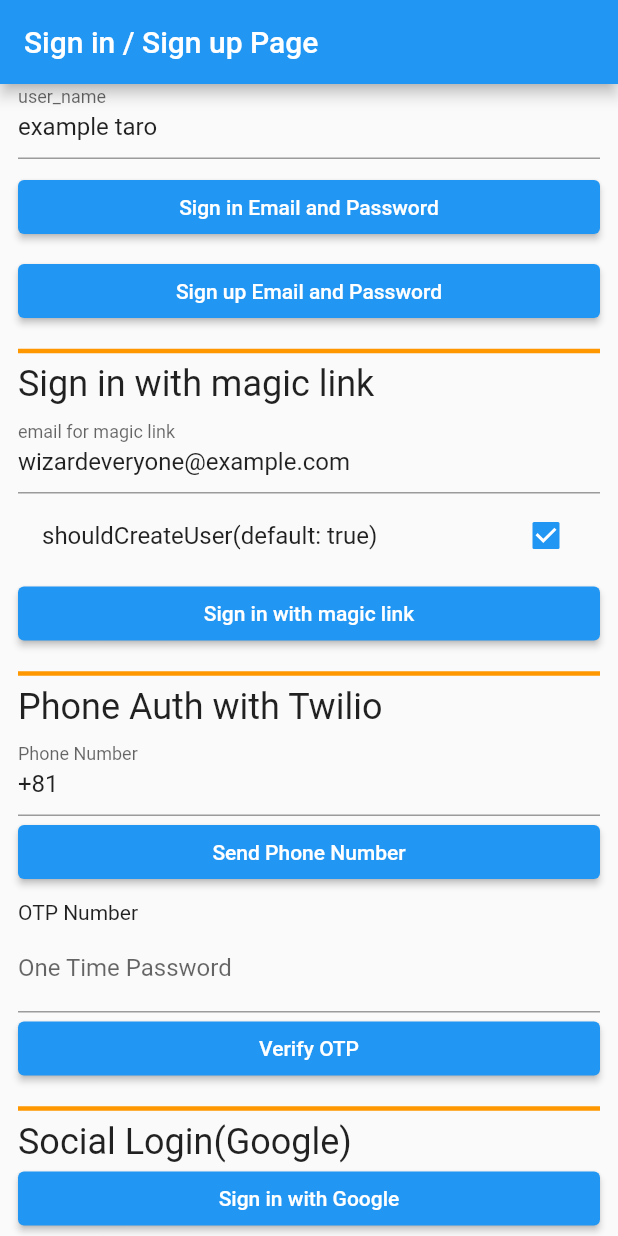
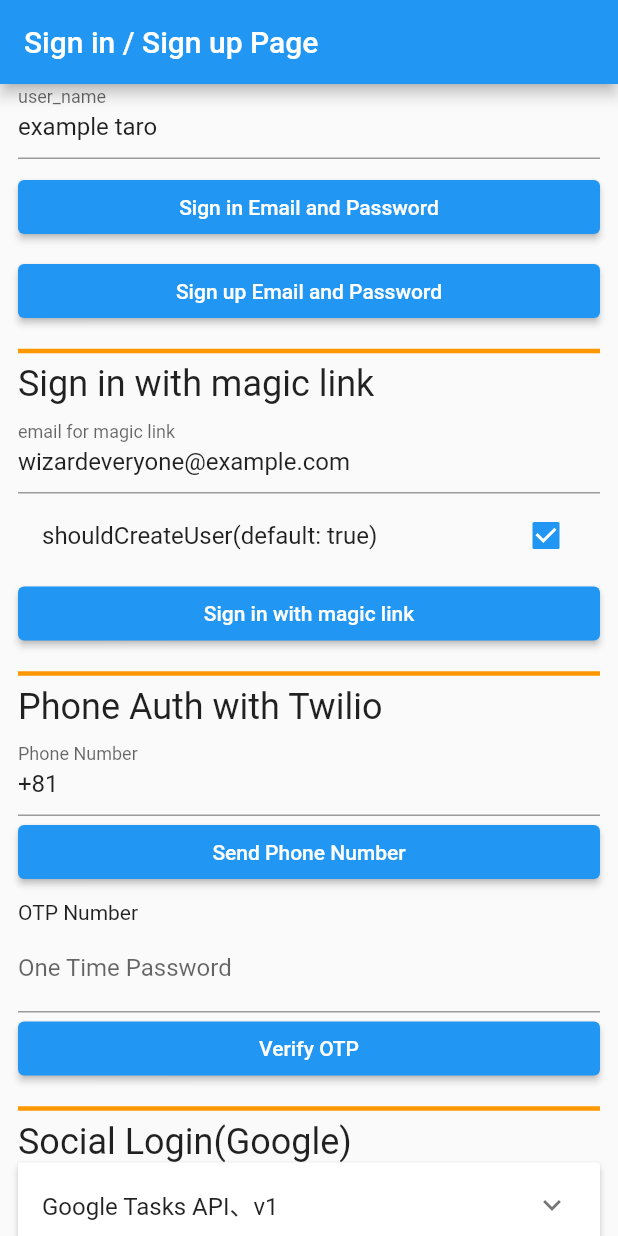
Before and after one commit to Pregum/authentication_sample_with_supabase_flutter, a Flutter app: the screen it shows after launch, scrolled down 325 dp, on a phone screen of 412 x 824 dp. Run offline on Flutter 3.47's test engine with Material 2 defaults, Android fonts, the light colour scheme and no system bars; our stand-ins replace auto_size_text, flutter_dotenv, flutter_hooks, gap, google_sign_in, supabase_flutter; accounts and stored records are empty.

Commit message:
update: google sign in のよく使いそうなオプションを追加

```diff
--- /dev/null
+++ b/lib/components/google_signin_container.dart
@@ -0,0 +1,93 @@
+import 'package:authentication_sample_with_supabase_flutter/utils/google_sign_in_option_util.dart';
+import 'package:auto_size_text/auto_size_text.dart';
+import 'package:flutter/material.dart';
+import 'package:flutter_hooks/flutter_hooks.dart';
+
+class GoogleSigninContainer extends HookWidget {
+  final bool isLoading;
+  final Function()? onPressed;
+  final List<String> selectedScopes;
+  final Function(bool?, String)? onChangedScopeUrl;
+
+  const GoogleSigninContainer({
+    super.key,
+    required this.isLoading,
+    required this.selectedScopes,
+    this.onPressed,
+    this.onChangedScopeUrl,
+  });
+
+  @override
+  Widget build(BuildContext context) {
+    final options = getPartOfOptions();
+    final isExPandedList = useState(
+        List<bool>.generate(getPartOfOptions().length, (index) => false));
+    return Column(
+      children: [
+        ExpansionPanelList(
+          children: [
+            for (int i = 0; i < options.length; i++)
+              // ...getPartOfOptions().map(
+              //   (optionList) {
+              // return ExpansionPanel(
+              ExpansionPanel(
+                isExpanded: isExPandedList.value[i],
+                canTapOnHeader: true,
+                headerBuilder: (BuildContext context, bool isExpanded) {
+                  return ListTile(
+                    title: Text(options[i].name),
+                    onTap: () {
+                      final li = List<bool>.of(isExPandedList.value);
+                      li[i] = !isExpanded;
+                      isExPandedList.value = li;
+                    },
+                  );
+                },
+                body: Column(
+                  children: [
+                    ...options[i].list.map(
+                      (e) {
+                        final option = e;
+                        final isChecked =
+                            selectedScopes.contains(option.scopeUrl);
+                        return CheckboxListTile(
+                          value: isChecked,
+                          onChanged: (value) =>
+                              onChangedScopeUrl?.call(value, option.scopeUrl),
+                          title: Text(option.scopeUrl),
+                          subtitle: Text(option.description),
+                        );
+                      },
+                    ).toList()
+                  ],
+                ),
+                // body: ListView.builder(
+                //   itemBuilder: (context, index) {
+                //     final option = optionList.list[index];
+                //     final isChecked =
+                //         selectedScopes.contains(option.scopeUrl);
+                //     // return CheckboxListTile(
+                //     //   value: isChecked,
+                //     //   onChanged: (value) =>
+                //     //       onChangedScopeUrl?.call(value, option.scopeUrl),
+                //     //   title: Text(option.scopeUrl),
+                //     //   subtitle: Text(option.description),
+                //     // );
+                //     return AutoSizeText('${option.scopeUrl}');
+                //   },
+                //   itemCount: optionList.list.length,
+                // ),
+                // );
+                // },
+                // ).toList(),
+              ),
+          ],
+        ),
+        ElevatedButton(
+          onPressed: onPressed?.call,
+          child: const Text('Sign in with Google'),
+        ),
+      ],
+    );
+  }
+}
--- a/lib/login_after_page.dart
+++ b/lib/login_after_page.dart
@@ -1,3 +1,5 @@
+import 'dart:convert';
+
 import 'package:flutter/material.dart';
 import 'package:gap/gap.dart';
 import 'package:google_sign_in/google_sign_in.dart';
@@ -16,7 +18,10 @@ class _LoginAfterPageState extends State<LoginAfterPage> {
   @override
   Widget build(BuildContext context) {
     final user = supabase.auth.currentSession!.user;
+    const encoder = JsonEncoder.withIndent('  ');
+    final prettyUserJson = encoder.convert(user);
     final userMetadata = user.userMetadata;
+    final appMetaData = encoder.convert(user.appMetadata);
     final avatarUrl = userMetadata?['avatar_url'] as String?;
     final userName = userMetadata?['user_name'] as String? ?? 'unknown name';
     // final userMetadataKeys =['email', 'email_verified', 'iss', 'full_name', 'provider_id', 'sub' , 'user_name'];
@@ -24,6 +29,7 @@ class _LoginAfterPageState extends State<LoginAfterPage> {
     return Scaffold(
       appBar: AppBar(title: const Text('Login After')),
       body: ListView(
+      padding: const EdgeInsets.all(8.0),
         children: [
           SizedBox(
             height: 64,
@@ -34,7 +40,7 @@ class _LoginAfterPageState extends State<LoginAfterPage> {
           ),
           Text('user.name: $userName'),
           const Gap(18),
-          Text('user: $user'),
+          Text('user: $prettyUserJson'),
           const Gap(18),
           CheckboxListTile(
             title: const Text('Google SignIn の再ログイン時、アカウントを選択できるようにする'),
--- a/lib/login_page.dart
+++ b/lib/login_page.dart
@@ -1,6 +1,7 @@
 import 'dart:async';
 import 'dart:io';
 
+import 'package:authentication_sample_with_supabase_flutter/components/google_signin_container.dart';
 import 'package:flutter/material.dart';
 import 'package:gap/gap.dart';
 import 'package:google_sign_in/google_sign_in.dart';
@@ -8,7 +9,7 @@ import 'package:supabase_flutter/supabase_flutter.dart';
 import 'package:flutter_dotenv/flutter_dotenv.dart';
 
 import 'main.dart';
-import 'my_text_field.dart';
+import './components/my_text_field.dart';
 
 typedef FutureCallback<T> = Future<T> Function();
 
@@ -36,6 +37,7 @@ class _LoginPageState extends State<LoginPage> {
   late final String _googleClientId;
   late final String _googleWebClientId;
   late final String _googleClientIdIos;
+  final List<String> _selectedScopeUrls = [];
 
   @override
   void initState() {
@@ -167,10 +169,27 @@ class _LoginPageState extends State<LoginPage> {
               'Social Login(Google)',
               style: Theme.of(context).textTheme.headlineSmall,
             ),
-            ElevatedButton(
+            GoogleSigninContainer(
+              onChangedScopeUrl: (nextCheckValue, url) {
+                if (nextCheckValue == true) {
+                  setState(
+                    () {
+                      _selectedScopeUrls.add(url);
+                    },
+                  );
+                } else {
+                  setState(
+                    () {
+                      _selectedScopeUrls.remove(url);
+                    },
+                  );
+                }
+              },
+              selectedScopes: _selectedScopeUrls,
+              isLoading: _isLoading,
               onPressed: _isLoading ? null : _signInWithGoogle,
-              child: const Text('Sign in with Google'),
             ),
+            const Gap(64)
           ],
         ),
       ),
@@ -262,10 +281,12 @@ class _LoginPageState extends State<LoginPage> {
 
   Future<void> _signInWithGoogle() async {
     await _signInFlow(() async {
+      final scopes = ['email', ..._selectedScopeUrls];
+      debugPrint('scopes: $scopes');
       final googleSignIn = GoogleSignIn(
         clientId: Platform.isAndroid ? _googleClientId : _googleClientIdIos,
         serverClientId: _googleWebClientId,
-        scopes: ['email', 'https://www.googleapis.com/auth/contacts.readonly'],
+        scopes: scopes,
       );
       final googleUser = await googleSignIn.signIn();
       final googleAuth = await googleUser!.authentication;
--- /dev/null
+++ b/lib/models/google_sign_in_options.dart
@@ -0,0 +1,11 @@
+class GoogleSignInOptions {
+  final String name;
+  final List<GoogleSignInOption> list;
+  GoogleSignInOptions(this.name, this.list);
+}
+
+class GoogleSignInOption {
+  final String scopeUrl;
+  final String description;
+  GoogleSignInOption(this.scopeUrl, this.description);
+}
--- /dev/null
+++ b/lib/utils/google_sign_in_option_util.dart
@@ -0,0 +1,111 @@
+import 'package:authentication_sample_with_supabase_flutter/models/google_sign_in_options.dart';
+
+List<GoogleSignInOptions> getPartOfOptions() {
+  final taskAPI = GoogleSignInOptions(
+    'Google Tasks API、v1',
+    [
+      GoogleSignInOption(
+        'https://www.googleapis.com/auth/tasks',
+        'すべてのタスクを作成、編集、管理、削除できます',
+      ),
+      GoogleSignInOption(
+        'https://www.googleapis.com/auth/tasks.readonly',
+        'タスクを表示',
+      ),
+    ],
+  );
+
+  final calendarApi = GoogleSignInOptions(
+    'Calendar API、v3',
+    [
+      GoogleSignInOption(
+        'https://www.googleapis.com/auth/calendar',
+        'Googleカレンダーを使用してアクセスできるすべてのカレンダーを表示、編集、共有、完全に削除する',
+      ),
+      GoogleSignInOption(
+        'https://www.googleapis.com/auth/calendar.events',
+        'すべてのカレンダーのイベントを表示および編集します',
+      ),
+      GoogleSignInOption(
+        'https://www.googleapis.com/auth/calendar.events.readonly',
+        'すべてのカレンダーでイベントを表示する',
+      ),
+      GoogleSignInOption(
+        'https://www.googleapis.com/auth/calendar.readonly',
+        'Googleカレンダーを使用してアクセスできるカレンダーを表示してダウンロードします',
+      ),
+      GoogleSignInOption(
+        'https://www.googleapis.com/auth/calendar.settings.readonly',
+        'カレンダーの設定を表示する',
+      ),
+    ],
+  );
+
+  final gmailApi = GoogleSignInOptions(
+    'Gmail API、v1',
+    [
+      GoogleSignInOption(
+        'https://mail.google.com/',
+        'Gmail のメールを閲覧、作成したり、Gmail からすべてのメールを完全に削除したりできます',
+      ),
+      GoogleSignInOption(
+        'https://www.googleapis.com/auth/gmail.addons.current.action.compose',
+        'アドオン操作時の下書きの管理とメールの送信',
+      ),
+      GoogleSignInOption(
+        'https://www.googleapis.com/auth/gmail.addons.current.message.action',
+        'アドオンの操作時にメール メッセージを表示',
+      ),
+      GoogleSignInOption(
+        'https://www.googleapis.com/auth/gmail.addons.current.message.metadata',
+        'アドオンの実行時にメール メッセージのメタデータを表示',
+      ),
+      GoogleSignInOption(
+        'https://www.googleapis.com/auth/gmail.addons.current.message.readonly',
+        'アドオンの実行時にメール メッセージを表示',
+      ),
+      GoogleSignInOption(
+        'https://www.googleapis.com/auth/gmail.compose',
+        '下書きの管理とメールの送信',
+      ),
+      GoogleSignInOption(
+        'https://www.googleapis.com/auth/gmail.insert',
+        'Gmail のメールボックスにメールを追加します',
+      ),
+      GoogleSignInOption(
+        'https://www.googleapis.com/auth/gmail.labels',
+        'メールラベルを表示、編集する',
+      ),
+      GoogleSignInOption(
+        'https://www.googleapis.com/auth/gmail.metadata',
+        'ラベルやヘッダーなど、メール メッセージのメタデータは表示されますが、メール本文は表示されません',
+      ),
+      GoogleSignInOption(
+        'https://www.googleapis.com/auth/gmail.modify',
+        'Gmail アカウントのメールを閲覧、作成、送信します',
+      ),
+      GoogleSignInOption(
+        'https://www.googleapis.com/auth/gmail.readonly',
+        'メール メッセージと設定の表示',
+      ),
+      GoogleSignInOption(
+        'https://www.googleapis.com/auth/gmail.send',
+        'ユーザーに代わるメールの送信',
+      ),
+      GoogleSignInOption(
+        'https://www.googleapis.com/auth/gmail.settings.basic',
+        'Gmail のメール設定とフィルタを表示、編集、作成、変更します',
+      ),
+      GoogleSignInOption(
+        'https://www.googleapis.com/auth/gmail.settings.sharing',
+        '機密メールの設定（例: メールを管理できるユーザー）の管理',
+      ),
+    ],
+  );
+
+  return [
+    taskAPI,
+    calendarApi,
+    gmailApi,
+  ];
+}
--- a/pubspec.yaml
+++ b/pubspec.yaml
@@ -37,6 +37,8 @@ dependencies:
   cupertino_icons: ^1.0.2
   gap: ^3.0.1
   google_sign_in: ^6.1.6
+  auto_size_text: ^3.0.0
+  flutter_hooks: ^0.20.3
 
 dev_dependencies:
   flutter_test:
```
Also changed, not shown: lib/components/my_text_field.dart (renamed from lib/my_text_field.dart), pubspec.lock, 1 other file.
